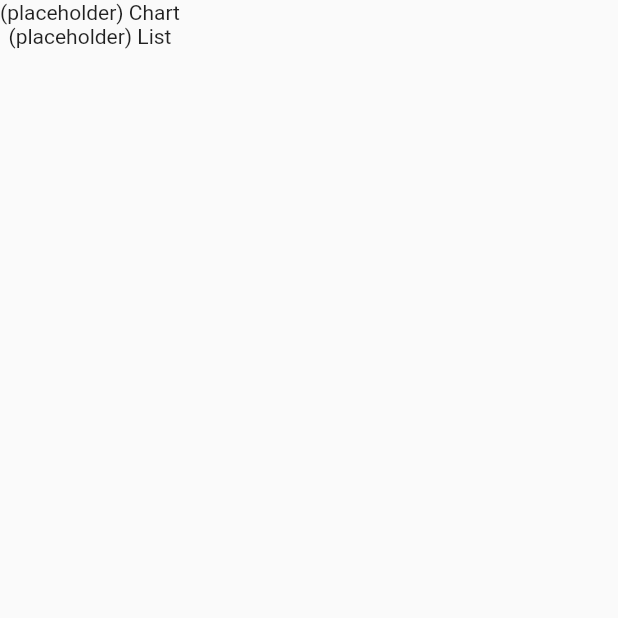
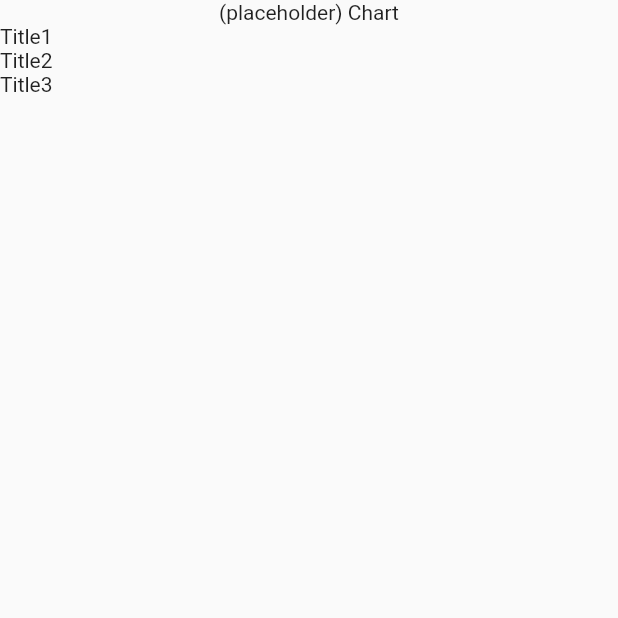
Before and after one commit to xzvw/flutter-expense-tracker-app, a Flutter app: the screen it shows after launch, on a phone screen of 412 x 824 dp, the top half of it. Run offline on Flutter 3.47's test engine with Material 2 defaults, Android fonts, the phone set to English and light mode, and no system bars.

Commit message:
Add `ExpenseList` widget

```diff
--- /dev/null
+++ b/lib/expense_list.dart
@@ -0,0 +1,22 @@
+import 'package:flutter/material.dart';
+
+import 'package:flutter_expense_tracker_app/models/expense.dart';
+
+class ExpenseList extends StatelessWidget {
+  final List<Expense> expenseList;
+
+  const ExpenseList({required this.expenseList, super.key});
+
+  @override
+  Widget build(context) {
+    return Expanded(
+      child: ListView.builder(
+        itemBuilder: (context, index) {
+          print('Item with index $index');
+          return Text(expenseList[index].title);
+        },
+        itemCount: expenseList.length,
+      ),
+    );
+  }
+}
--- a/lib/home_screen.dart
+++ b/lib/home_screen.dart
@@ -1,5 +1,6 @@
 import 'package:flutter/material.dart';
 
+import 'package:flutter_expense_tracker_app/expense_list.dart';
 import 'package:flutter_expense_tracker_app/models/expense.dart';
 
 class HomeScreen extends StatefulWidget {
@@ -37,9 +38,9 @@ class _HomeScreenState extends State<HomeScreen> {
   Widget build(context) {
     return Scaffold(
       body: Column(
-        children: const [
-          Text('(placeholder) Chart'),
-          Text('(placeholder) List'),
+        children: [
+          const Text('(placeholder) Chart'),
+          ExpenseList(expenseList: dummyExpenseList),
         ],
       ),
     );
```
